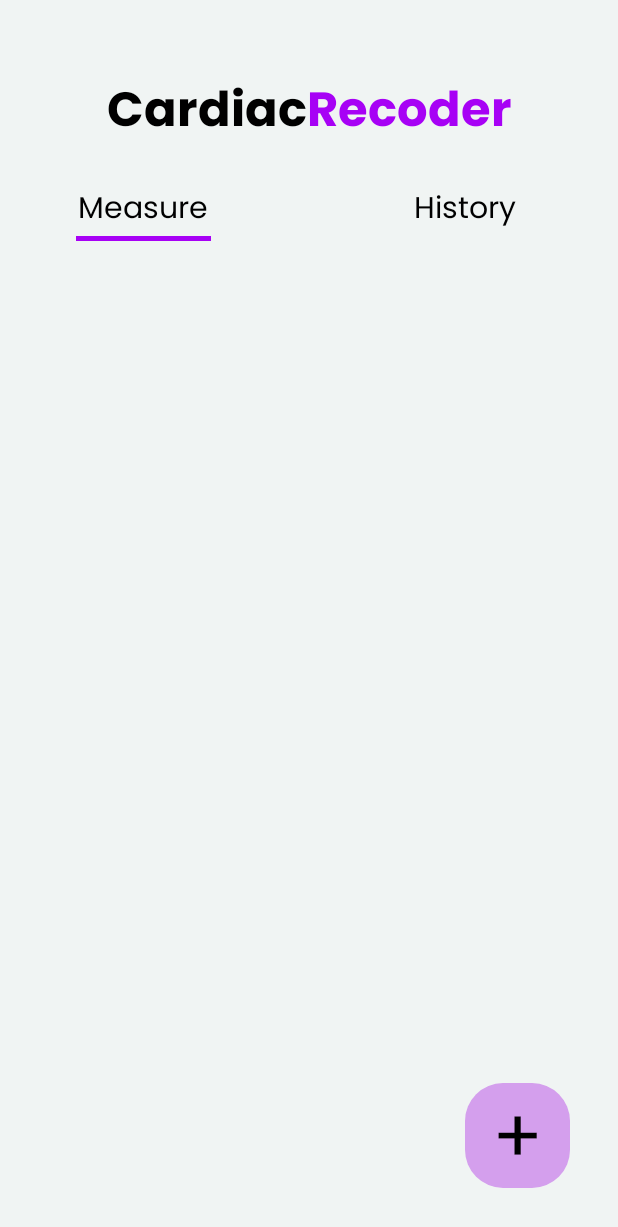
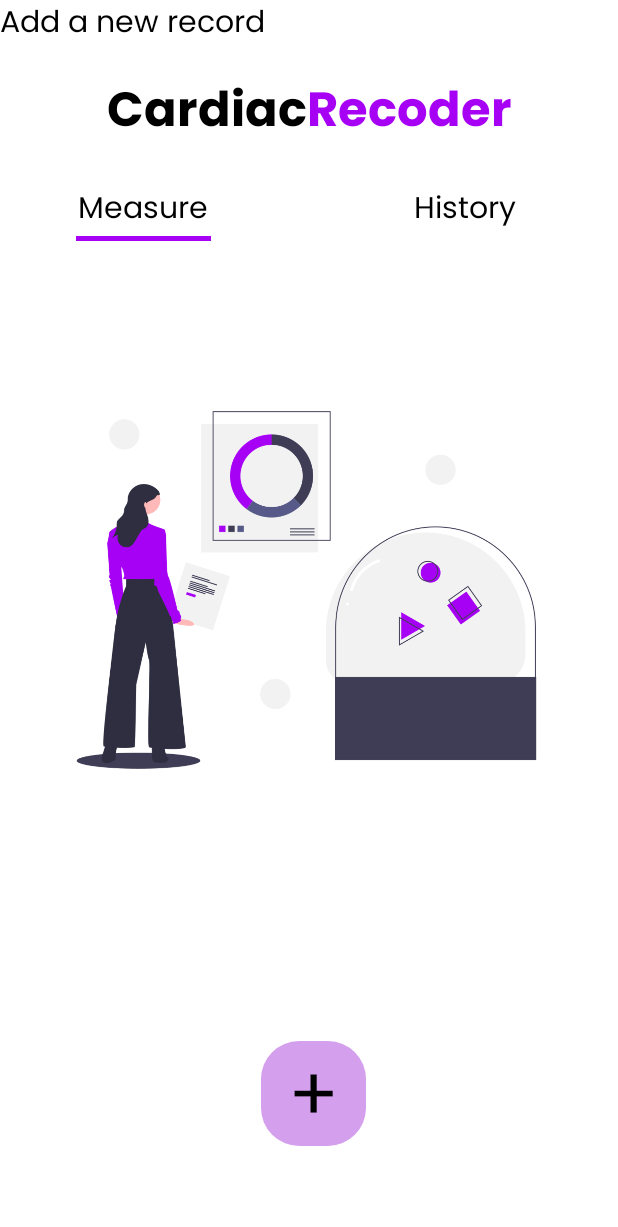
Before and after one commit to saimoon-oman/CardiacRecoder_06_18, an Android app: the screen it shows after launch (MainActivity), on a phone screen of 412 x 824 dp. Shown: the top 1227 px of the screen. Run offline under Robolectric (Android 15) with nearby library versions, the phone set to English and light mode, and no system bars.

Commit message:
subah edited UI

```diff
--- a/CardiacRecoder/app/src/main/res/layout/activity_main.xml
+++ b/CardiacRecoder/app/src/main/res/layout/activity_main.xml
@@ -4,7 +4,7 @@
     xmlns:tools="http://schemas.android.com/tools"
     android:layout_width="match_parent"
     android:layout_height="match_parent"
-    android:background="@color/background_color"
+    android:background="@android:color/white"
     tools:context=".MainActivity">
 
     <TextView
@@ -87,9 +87,9 @@
         android:id="@+id/button"
         android:layout_width="70dp"
         android:layout_height="70dp"
-        android:layout_marginEnd="32dp"
-        android:layout_marginRight="32dp"
-        android:layout_marginBottom="32dp"
+        android:layout_marginEnd="168dp"
+        android:layout_marginRight="168dp"
+        android:layout_marginBottom="60dp"
         android:background="@drawable/round_corner"
         android:backgroundTint="#D49FED"
         android:fontFamily="@font/poppins"
@@ -99,4 +99,28 @@
         android:typeface="normal"
         app:layout_constraintBottom_toBottomOf="parent"
         app:layout_constraintEnd_toEndOf="parent" />
+
+    <ImageView
+        android:id="@+id/imageView2"
+        android:layout_width="382dp"
+        android:layout_height="557dp"
+        app:layout_constraintBottom_toBottomOf="parent"
+        app:layout_constraintEnd_toEndOf="parent"
+        app:layout_constraintHorizontal_bias="0.448"
+        app:layout_constraintStart_toStartOf="parent"
+        app:layout_constraintTop_toTopOf="parent"
+        app:layout_constraintVertical_bias="0.431"
+        app:srcCompat="@drawable/Dataentry" />
+
+    <TextView
+        android:id="@+id/textView5"
+        android:layout_width="wrap_content"
+        android:layout_height="wrap_content"
+        android:fontFamily="@font/poppins"
+        android:text="Add a new record"
+
+        android:textColor="#000000"
+        android:textSize="20sp"
+        tools:layout_editor_absoluteX="129dp"
+        tools:layout_editor_absoluteY="541dp" />
 </android.support.constraint.ConstraintLayout>
--- a/CardiacRecoder/app/src/main/res/layout/activity_splash_screen.xml
+++ b/CardiacRecoder/app/src/main/res/layout/activity_splash_screen.xml
@@ -4,7 +4,7 @@
     xmlns:tools="http://schemas.android.com/tools"
     android:layout_width="match_parent"
     android:layout_height="match_parent"
-    android:background="@color/background_color"
+    android:background="@android:color/white"
     tools:context=".SplashScreen">
 
     <ImageView
```
Also changed, not shown: CardiacRecoder/app/src/main/res/drawable-v24/Dataentry.png (added), CardiacRecoder/app/src/main/res/drawable-v24/entry.png (added).
